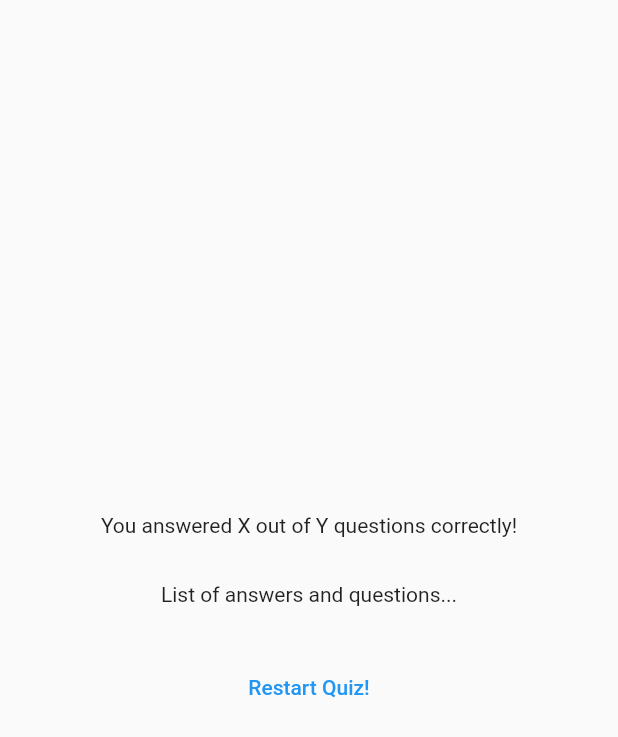
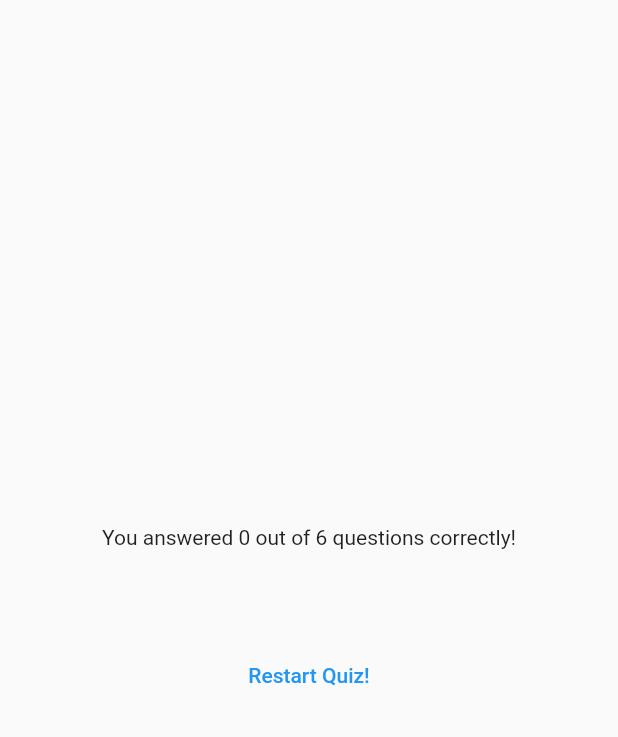
Before and after one commit to Navid-Rahman/Quiz-App-With-Notes, a Flutter app: the ResultScreen widget shown alone on an empty page, opened directly with empty values, on a phone screen of 412 x 824 dp. Shown: the top 737 px of the screen. Run offline on Flutter 3.47's test engine with Material 2 defaults, Android fonts, the phone set to English and light mode, and no system bars; our stand-ins replace google_fonts.

Commit message:
Result screen data updated

```diff
--- a/lib/quiz.dart
+++ b/lib/quiz.dart
@@ -37,7 +37,7 @@ class _QuizState extends State<Quiz> {
 
     if (selectedAnswers.length == questions.length) {
       setState(() {
-        selectedAnswers = [];
+        // selectedAnswers = [];
         activeScreen = ResultScreen(
           chosenAnswers: selectedAnswers,
         );
--- a/lib/result_screen.dart
+++ b/lib/result_screen.dart
@@ -1,6 +1,6 @@
-// ignore_for_file: public_member_api_docs, sort_constructors_first
 import 'package:flutter/material.dart';
 import 'package:quiz_app_flutter/data/questions.dart';
+import 'package:quiz_app_flutter/questions_summary.dart';
 
 class ResultScreen extends StatelessWidget {
   const ResultScreen({
@@ -27,6 +27,12 @@ class ResultScreen extends StatelessWidget {
 
   @override
   Widget build(BuildContext context) {
+    final summaryData = getSummaryData();
+    final numberOfTotalQuestion = questions.length;
+    final numberOfCorrectQuestion = summaryData.where((data) {
+      return data['user_chosen_answer'] == data['correct_answer'];
+    }).length;
+
     return SizedBox(
       width: double.infinity,
       child: Container(
@@ -36,14 +42,16 @@ class ResultScreen extends StatelessWidget {
             //mainAxisSize: MainAxisSize.min,
             mainAxisAlignment: MainAxisAlignment.center,
             children: [
-              const Text(
-                'You answered X out of Y questions correctly!',
-                style: TextStyle(),
+              Text(
+                'You answered $numberOfCorrectQuestion out of $numberOfTotalQuestion questions correctly!',
+                style: const TextStyle(),
               ),
               const SizedBox(
                 height: 30,
               ),
-              const Text('List of answers and questions...'),
+              QuestionSummary(
+                summaryData,
+              ),
               const SizedBox(
                 height: 30,
               ),
--- a/lib/start_screen.dart
+++ b/lib/start_screen.dart
@@ -63,8 +63,12 @@ class StartScreen extends StatelessWidget {
                 foregroundColor: Colors.white,
               ),
               icon: const Icon(Icons.arrow_right_alt_sharp),
-              label: const Text(
+              label: Text(
                 'Start Quiz',
+                style: GoogleFonts.lato(
+                  fontWeight: FontWeight.w800,
+                  fontSize: 16,
+                ),
               ),
             ),
           ],
```
Also changed, not shown: lib/questions_summary.dart (+13 -1 lines).
